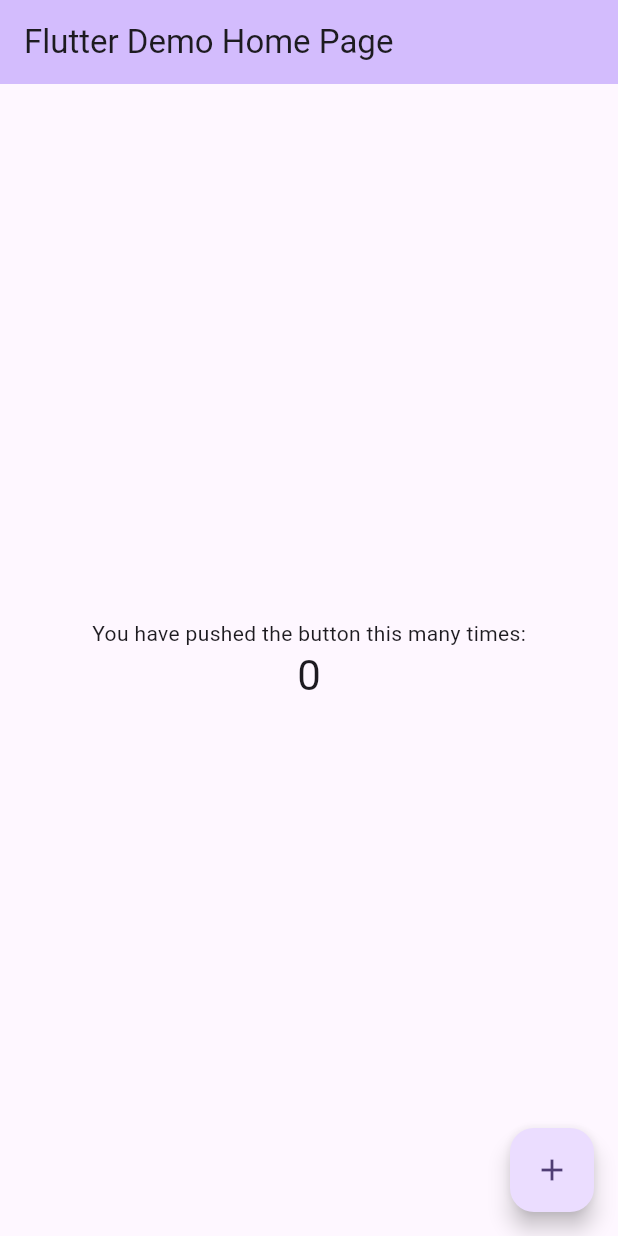
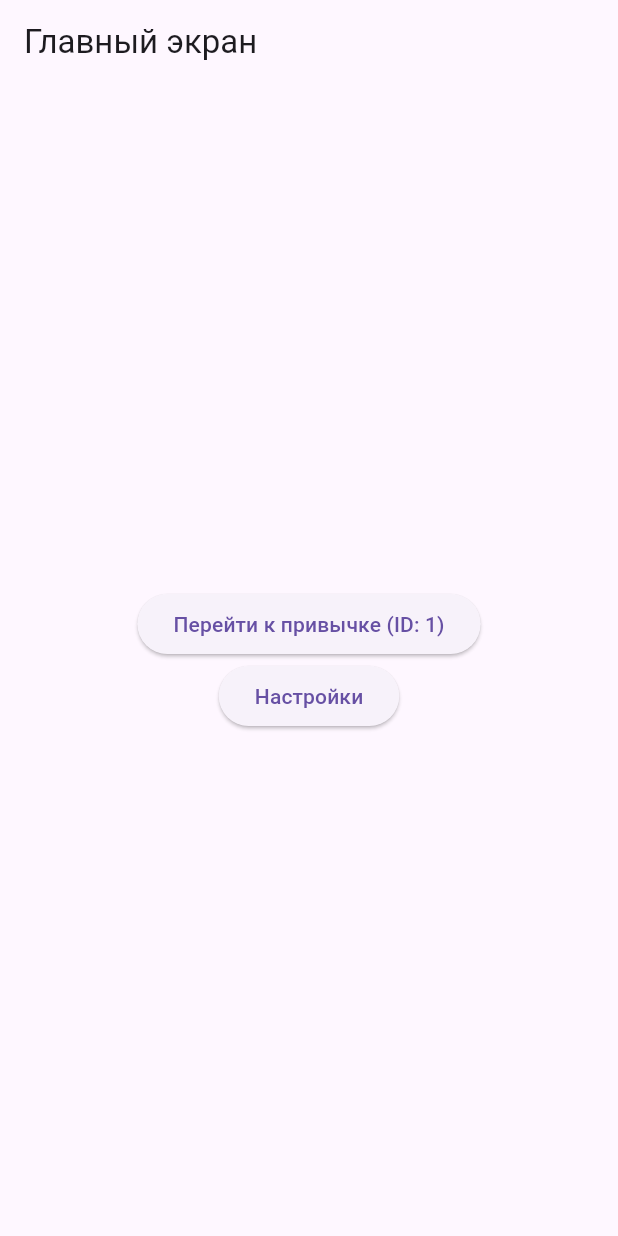
Before and after one commit to vstrkvpolina/ilibnth, a Flutter app: the screen it shows after launch, on a phone screen of 412 x 824 dp. Run offline on Flutter 3.47's test engine with Material 3 defaults, Android fonts, the phone set to English and light mode, and no system bars; our stand-ins replace firebase_core, freezed_annotation, go_router; accounts and stored records are empty.

Commit message:
роуты и модель привыки

```diff
--- /dev/null
+++ b/lib/core/router/router.dart
@@ -0,0 +1,30 @@
+import 'package:flutter/material.dart';
+import 'package:go_router/go_router.dart';
+
+// Импортируем экраны
+import '../../presentation/screens/main_screen.dart';
+import '../../presentation/screens/habit_screen.dart';
+import '../../presentation/screens/settings_screen.dart';
+
+final GoRouter appRouter = GoRouter(
+  routes: [
+    GoRoute(
+      path: '/', // Главный экран
+      name: 'main',
+      builder: (context, state) => const MainScreen(),
+    ),
+    GoRoute(
+      path: '/habit/:id', // Экран привычки
+      name: 'habit',
+      builder: (context, state) {
+        final habitId = state.pathParameters['id']!; // Получаем ID из pathParameters
+        return HabitScreen(habitId: habitId); // Передаем ID в экран
+      },
+    ),
+    GoRoute(
+      path: '/settings', // Экран настроек
+      name: 'settings',
+      builder: (context, state) => const SettingsScreen(),
+    ),
+  ],
+);
--- a/lib/main.dart
+++ b/lib/main.dart
@@ -1,133 +1,24 @@
-import 'package:firebase_core/firebase_core.dart';
 import 'package:flutter/material.dart';
-import 'package:ilibnth/firebase_options.dart';
+import 'core/router/router.dart'; // Подключаем файл c маршрутами
+import 'package:ilibnth/data/models/habit.dart';
 
-void main() async {
-
-  WidgetsFlutterBinding.ensureInitialized();
-
-  await Firebase.initializeApp(
-    options: DefaultFirebaseOptions.currentPlatform,
-);
-  runApp(const MyApp());
+void main() {
+  runApp(const MyApp(
+    // New habit for example // TODO
+  ));
 }
 
 class MyApp extends StatelessWidget {
   const MyApp({super.key});
 
-  // This widget is the root of your application.
   @override
   Widget build(BuildContext context) {
-    return MaterialApp(
-      title: 'Flutter Demo',
+    return MaterialApp.router(
+      routerConfig: appRouter, // Подключаем GoRouter
+      debugShowCheckedModeBanner: false,
       theme: ThemeData(
-        // This is the theme of your application.
-        //
-        // TRY THIS: Try running your application with "flutter run". You'll see
-        // the application has a purple toolbar. Then, without quitting the app,
-        // try changing the seedColor in the colorScheme below to Colors.green
-        // and then invoke "hot reload" (save your changes or press the "hot
-        // reload" button in a Flutter-supported IDE, or press "r" if you used
-        // the command line to start the app).
-        //
-        // Notice that the counter didn't reset back to zero; the application
-        // state is not lost during the reload. To reset the state, use hot
-        // restart instead.
-        //
-        // This works for code too, not just values: Most code changes can be
-        // tested with just a hot reload.
-        colorScheme: ColorScheme.fromSeed(seedColor: Colors.deepPurple),
-        useMaterial3: true,
+        primarySwatch: Colors.blue,
       ),
-      home: const MyHomePage(title: 'Flutter Demo Home Page'),
     );
   }
 }
-
-class MyHomePage extends StatefulWidget {
-  const MyHomePage({super.key, required this.title});
-
-  // This widget is the home page of your application. It is stateful, meaning
-  // that it has a State object (defined below) that contains fields that affect
-  // how it looks.
-
-  // This class is the configuration for the state. It holds the values (in this
-  // case the title) provided by the parent (in this case the App widget) and
-  // used by the build method of the State. Fields in a Widget subclass are
-  // always marked "final".
-
-  final String title;
-
-  @override
-  State<MyHomePage> createState() => _MyHomePageState();
-}
-
-class _MyHomePageState extends State<MyHomePage> {
-  int _counter = 0;
-
-  void _incrementCounter() {
-    setState(() {
-      // This call to setState tells the Flutter framework that something has
-      // changed in this State, which causes it to rerun the build method below
-      // so that the display can reflect the updated values. If we changed
-      // _counter without calling setState(), then the build method would not be
-      // called again, and so nothing would appear to happen.
-      _counter++;
-    });
-  }
-
-  @override
-  Widget build(BuildContext context) {
-    // This method is rerun every time setState is called, for instance as done
-    // by the _incrementCounter method above.
-    //
-    // The Flutter framework has been optimized to make rerunning build methods
-    // fast, so that you can just rebuild anything that needs updating rather
-    // than having to individually change instances of widgets.
-    return Scaffold(
-      appBar: AppBar(
-        // TRY THIS: Try changing the color here to a specific color (to
-        // Colors.amber, perhaps?) and trigger a hot reload to see the AppBar
-        // change color while the other colors stay the same.
-        backgroundColor: Theme.of(context).colorScheme.inversePrimary,
-        // Here we take the value from the MyHomePage object that was created by
-        // the App.build method, and use it to set our appbar title.
-        title: Text(widget.title),
-      ),
-      body: Center(
-        // Center is a layout widget. It takes a single child and positions it
-        // in the middle of the parent.
-        child: Column(
-          // Column is also a layout widget. It takes a list of children and
-          // arranges them vertically. By default, it sizes itself to fit its
-          // children horizontally, and tries to be as tall as its parent.
-          //
-          // Column has various properties to control how it sizes itself and
-          // how it positions its children. Here we use mainAxisAlignment to
-          // center the children vertically; the main axis here is the vertical
-          // axis because Columns are vertical (the cross axis would be
-          // horizontal).
-          //
-          // TRY THIS: Invoke "debug painting" (choose the "Toggle Debug Paint"
-          // action in the IDE, or press "p" in the console), to see the
-          // wireframe for each widget.
-          mainAxisAlignment: MainAxisAlignment.center,
-          children: <Widget>[
-            const Text(
-              'You have pushed the button this many times:',
-            ),
-            Text(
-              '$_counter',
-              style: Theme.of(context).textTheme.headlineMedium,
-            ),
-          ],
-        ),
-      ),
-      floatingActionButton: FloatingActionButton(
-        onPressed: _incrementCounter,
-        tooltip: 'Increment',
-        child: const Icon(Icons.add),
-      ), // This trailing comma makes auto-formatting nicer for build methods.
-    );
-  }
-}
--- /dev/null
+++ b/lib/presentation/screens/main_screen.dart
@@ -0,0 +1,28 @@
+import 'package:flutter/material.dart';
+import 'package:go_router/go_router.dart';
+
+class MainScreen extends StatelessWidget {
+  const MainScreen({super.key});
+
+  @override
+  Widget build(BuildContext context) {
+    return Scaffold(
+      appBar: AppBar(title: const Text('Главный экран')),
+      body: Center(
+        child: Column(
+          mainAxisAlignment: MainAxisAlignment.center,
+          children: [
+            ElevatedButton(
+              onPressed: () => context.go('/habit/1'), // Переход на экран привычки с ID 1
+              child: const Text('Перейти к привычке (ID: 1)'),
+            ),
+            ElevatedButton(
+              onPressed: () => context.go('/settings'), // Переход на экран настроек
+              child: const Text('Настройки'),
+            ),
+          ],
+        ),
+      ),
+    );
+  }
+}
--- /dev/null
+++ b/lib/presentation/screens/settings_screen.dart
@@ -0,0 +1,15 @@
+import 'package:flutter/material.dart';
+
+class SettingsScreen extends StatelessWidget {
+  const SettingsScreen({super.key});
+
+  @override
+  Widget build(BuildContext context) {
+    return Scaffold(
+      appBar: AppBar(title: const Text('Настройки')),
+      body: const Center(
+        child: Text('Экран настроек'),
+      ),
+    );
+  }
+}
```
Also changed, not shown: lib/data/models/habit.dart (added, +23 -0 lines), lib/presentation/screens/habit_screen.dart (added, +17 -0 lines), pubspec.yaml (+6 -1 lines), lib/data/models/habit.freezed.dart (added), lib/data/models/habit.g.dart (added), lib/presentation/screens/summary_screen.dart (added), pubspec.lock.
